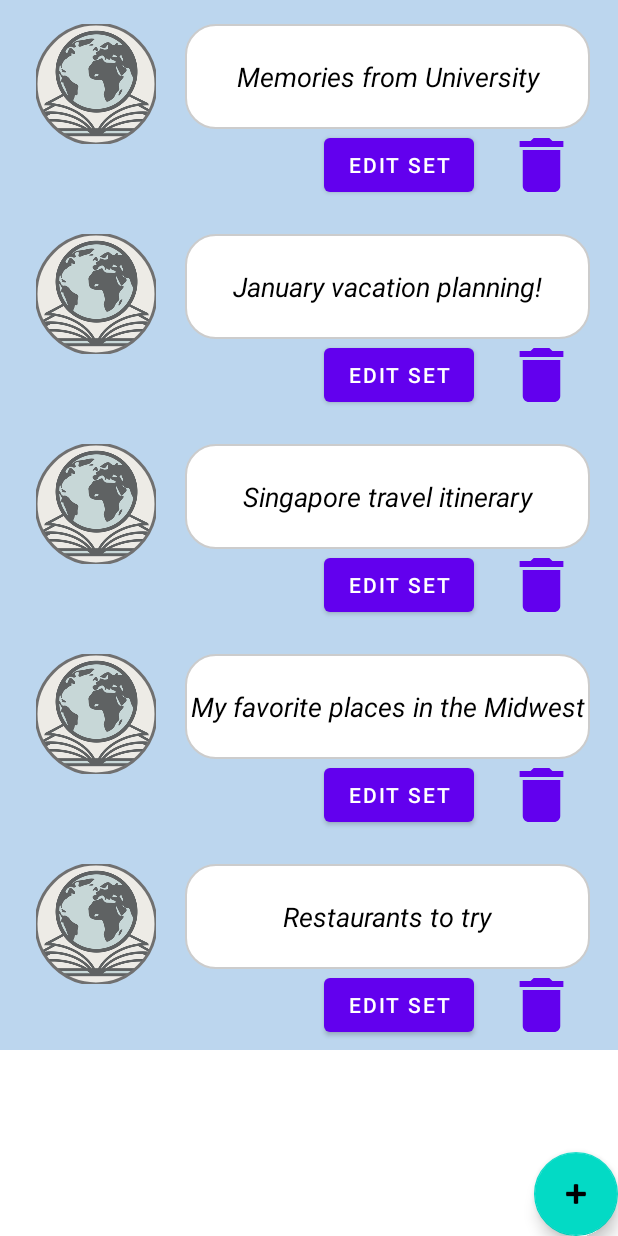
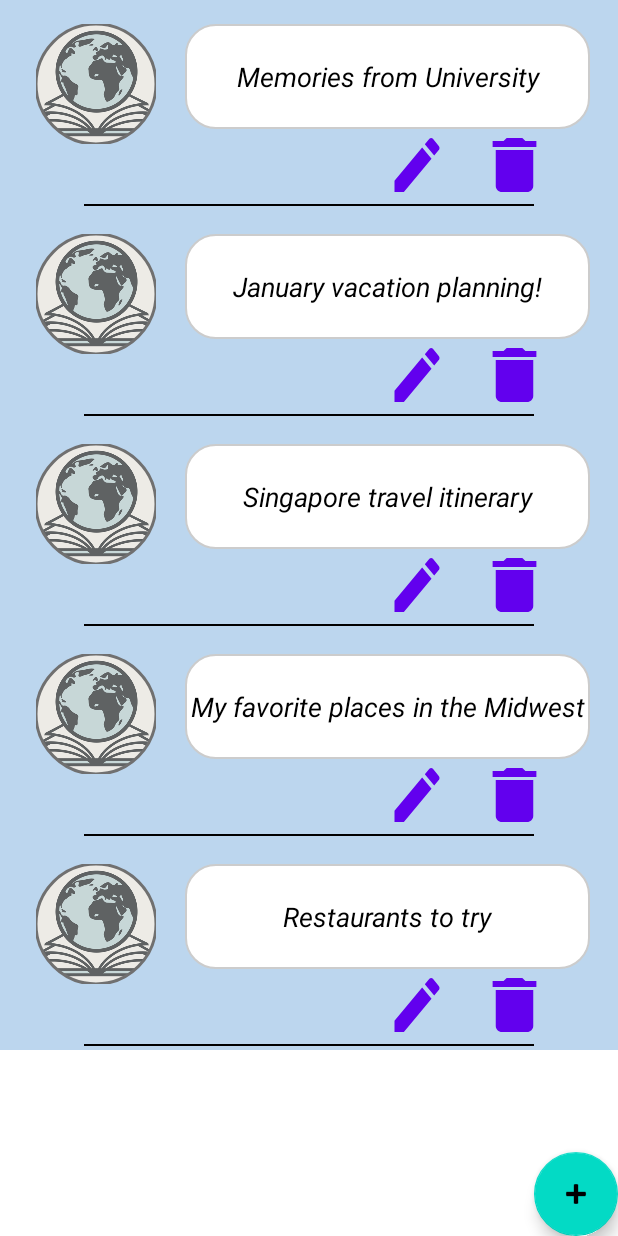
Before and after one commit to Metran10/Memories_Atlas, an Android app: the MainActivity screen opened directly, with no data from a screen before it, on a phone screen of 412 x 824 dp. Run offline under Robolectric (Android 15) with nearby library versions, the phone set to English and light mode, and no system bars.

Commit message:
mKleinowski - final push

```diff
--- /dev/null
+++ b/app/src/main/res/drawable/icon_edit.xml
@@ -0,0 +1,5 @@
+<vector android:height="24dp" android:tint="#9B3737"
+    android:viewportHeight="24" android:viewportWidth="24"
+    android:width="24dp" xmlns:android="http://schemas.android.com/apk/res/android">
+    <path android:fillColor="@android:color/white" android:pathData="M3,17.25V21h3.75L17.81,9.94l-3.75,-3.75L3,17.25zM20.71,7.04c0.39,-0.39 0.39,-1.02 0,-1.41l-2.34,-2.34c-0.39,-0.39 -1.02,-0.39 -1.41,0l-1.83,1.83 3.75,3.75 1.83,-1.83z"/>
+</vector>
--- a/app/src/main/res/layout/list_of_sets_layout.xml
+++ b/app/src/main/res/layout/list_of_sets_layout.xml
@@ -42,9 +42,9 @@
 
     <Button
         android:id="@+id/buttonik"
-        android:layout_width="wrap_content"
+        android:layout_width="40dp"
         android:layout_height="wrap_content"
-        android:text="Edit Set"
+        android:background="@drawable/icon_edit"
         app:layout_constraintEnd_toEndOf="parent"
         app:layout_constraintHorizontal_bias="0.693"
         app:layout_constraintStart_toStartOf="parent"
@@ -60,4 +60,16 @@
         app:layout_constraintBottom_toBottomOf="@+id/buttonik"
         app:layout_constraintStart_toEndOf="@+id/buttonik" />
 
+    <View
+        android:id="@+id/break_line1"
+        android:layout_width="300dp"
+        android:layout_height="1dp"
+        android:background="@android:color/black"
+        app:layout_constraintBottom_toBottomOf="parent"
+        app:layout_constraintEnd_toEndOf="parent"
+
+        app:layout_constraintStart_toStartOf="parent"
+        app:layout_constraintTop_toTopOf="parent"
+        app:layout_constraintVertical_bias="0.98" />
+
 </androidx.constraintlayout.widget.ConstraintLayout>
```
Also changed, not shown: app/src/main/res/layout/create_new_map.xml (deleted, +0 -17 lines), app/src/main/res/drawable-v24/beach02.jpg (deleted), app/src/main/res/drawable-v24/beach03.jpg (deleted), app/src/main/res/drawable-v24/city01.jpg (deleted), app/src/main/res/drawable-v24/city02.jpg (deleted), app/src/main/res/drawable-v24/city03.jpg (deleted), app/src/main/res/drawable-v24/mount01.jpg (deleted), app/src/main/res/drawable-v24/mount02.jpg (deleted), app/src/main/res/drawable-v24/mount03.jpg (deleted), app/src/main/res/drawable-v24/shore01.jpg (deleted), app/src/main/res/drawable-v24/shore02.jpg (deleted), app/src/main/res/drawable-v24/shore03.jpg (deleted).
